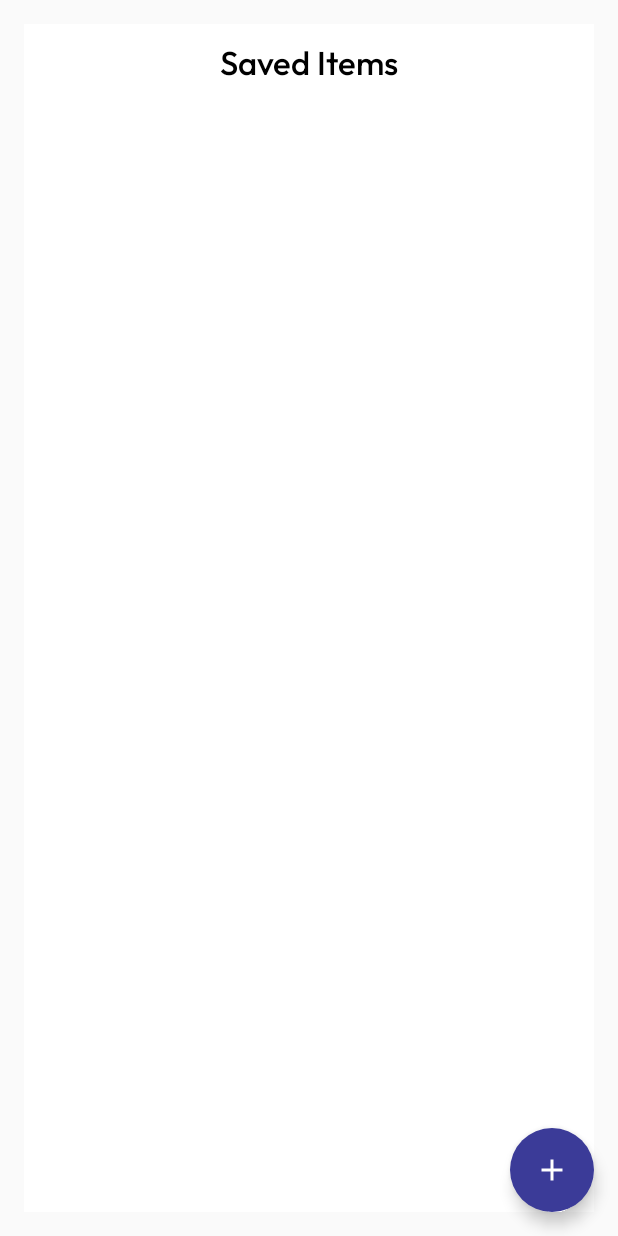
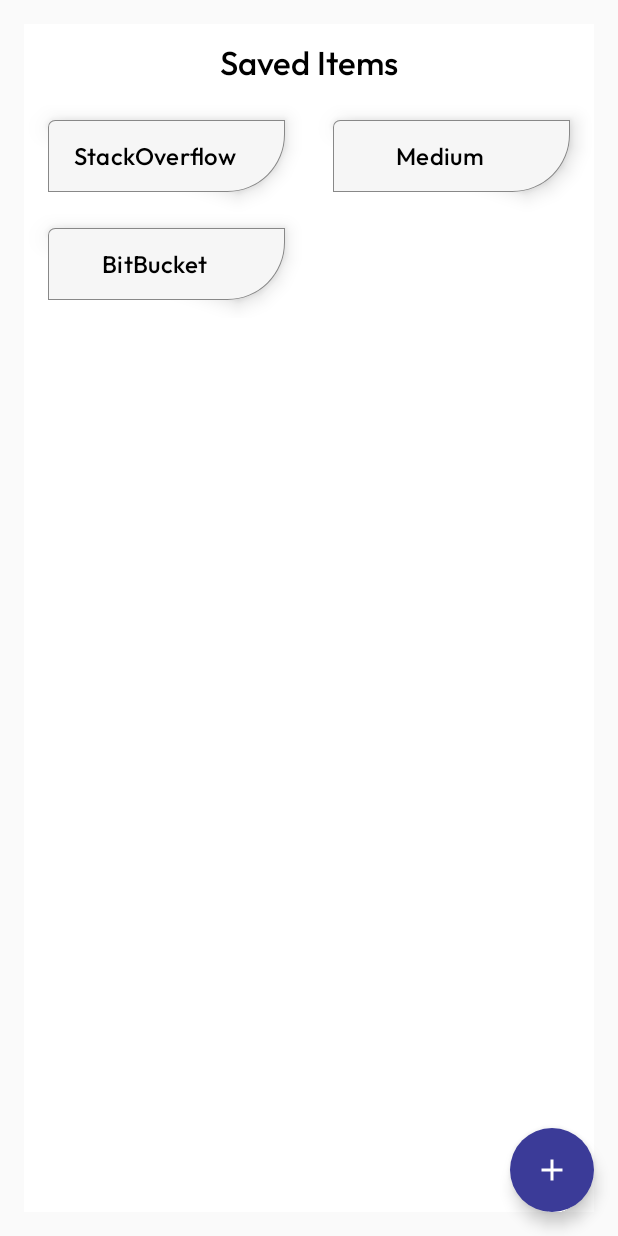
Before and after one commit to Chandra-Sekhar-Bala/Web2Android, an Android app built with Jetpack Compose: the screen it shows after launch (MainActivity), on a phone screen of 412 x 824 dp. Run offline under Robolectric (Android 15) with nearby library versions, the phone set to English and light mode, and no system bars.

```diff
--- a/app/build.gradle.kts
+++ b/app/build.gradle.kts
@@ -69,4 +69,7 @@ dependencies {
 
     // Material icon
     implementation("androidx.compose.material:material-icons-extended:1.6.8")
+
+    // Compose Navigation
+    implementation ("androidx.navigation:navigation-compose:2.7.7")
 }
--- a/app/src/main/java/com/chandra/web2android/presentation/theme/Type.kt
+++ b/app/src/main/java/com/chandra/web2android/presentation/theme/Type.kt
@@ -13,24 +13,21 @@ val AppTypography = Typography(
     headlineMedium = TextStyle(
         fontSize = 22.sp,
         fontFamily = FontFamily(Font(R.font.outfit_medium)),
-        color = Color.White
+        color = Color.Black
     ),
     labelMedium = TextStyle(
         fontSize = 14.sp,
         fontFamily = FontFamily(Font(R.font.outfit_regular)),
         color = Color.Gray,
-        textAlign = TextAlign.Center
     ),
     bodyMedium = TextStyle(
         fontSize = 16.sp,
         fontFamily = FontFamily(Font(R.font.outfit_regular)),
-        color = Color.White,
-        textAlign = TextAlign.Center
+        color = Color.Black,
     ),
     bodyLarge = TextStyle(
         fontSize = 20.sp,
         fontFamily = FontFamily(Font(R.font.outfit_regular)),
-        color = Color.White,
-        textAlign = TextAlign.Center
+        color = Color.Black,
     )
 )
--- a/app/src/main/java/com/chandra/web2android/presentation/ui/MainActivity.kt
+++ b/app/src/main/java/com/chandra/web2android/presentation/ui/MainActivity.kt
@@ -3,30 +3,53 @@ package com.chandra.web2android.presentation.ui
 import android.os.Bundle
 import androidx.activity.ComponentActivity
 import androidx.activity.compose.setContent
-import androidx.activity.enableEdgeToEdge
 import androidx.compose.runtime.Composable
+import androidx.navigation.compose.NavHost
+import androidx.navigation.compose.composable
+import androidx.navigation.compose.rememberNavController
+import com.chandra.web2android.data.model.WebModel
 import com.chandra.web2android.presentation.theme.Web2AndroidTheme
+import com.chandra.web2android.presentation.ui.addWeb.AddWebsites
 import com.chandra.web2android.presentation.ui.home.HomeScreen
+import com.chandra.web2android.presentation.ui.utils.logThis
 
 class MainActivity : ComponentActivity() {
     override fun onCreate(savedInstanceState: Bundle?) {
         super.onCreate(savedInstanceState)
-        enableEdgeToEdge()
         setContent {
             Web2AndroidTheme {
                 App()
             }
         }
     }
-
 }
 
 @Composable
 fun App() {
+    val navController = rememberNavController()
 
-    HomeScreen(listItems = emptyList(), onItemClick = {
-
-    }, onAddBtnClick = {
-
-    })
+    NavHost(navController = navController, startDestination = Routes.HOME_SCREEN) {
+        composable(route = Routes.HOME_SCREEN) {
+            HomeScreen(
+                // TODO: Need a real data source, which fetches data from Database
+                listOf(
+                    WebModel("StackOverflow", ""),
+                    WebModel("Medium", ""),
+                    WebModel("BitBucket", ""),
+                ),
+                onItemClick = { item ->
+                    logThis("ITem clicked $item")
+                }, onAddBtnClick = {
+                    navController.navigate(Routes.ADD_WEBSITE)
+                })
+        }
+        composable(route = Routes.ADD_WEBSITE) {
+            AddWebsites(onSubmitClick = {
+                navController.navigateUp()
+            }, onBackClick = {
+                navController.navigateUp()
+            }
+            )
+        }
+    }
 }
--- /dev/null
+++ b/app/src/main/java/com/chandra/web2android/presentation/ui/Routes.kt
@@ -0,0 +1,6 @@
+package com.chandra.web2android.presentation.ui
+
+object Routes {
+    const val HOME_SCREEN = "home_screen"
+    const val ADD_WEBSITE = "add_website"
+}
--- a/app/src/main/java/com/chandra/web2android/presentation/ui/addWeb/AddWebSites.kt
+++ b/app/src/main/java/com/chandra/web2android/presentation/ui/addWeb/AddWebSites.kt
@@ -21,14 +21,15 @@ import io.poxscan.wallet.presentation.ui.wallet.TopAppBar
 @Preview(showSystemUi = true)
 @Composable
 private fun AddWebsitesPrev() {
-    AddWebsites({})
+    AddWebsites({}, {})
 }
 
 @Composable
-fun AddWebsites(onSubmitClick: () -> Unit, modifier: Modifier = Modifier) {
+fun AddWebsites(onSubmitClick: () -> Unit, onBackClick: () -> Unit, modifier: Modifier = Modifier) {
     Scaffold(
         topBar = {
             TopAppBar("Add Websites") {
+                onBackClick()
             }
         },
         bottomBar = {
```
Also changed, not shown: app/src/main/java/com/chandra/web2android/presentation/ui/utils/Helper.kt (added, +7 -0 lines).
